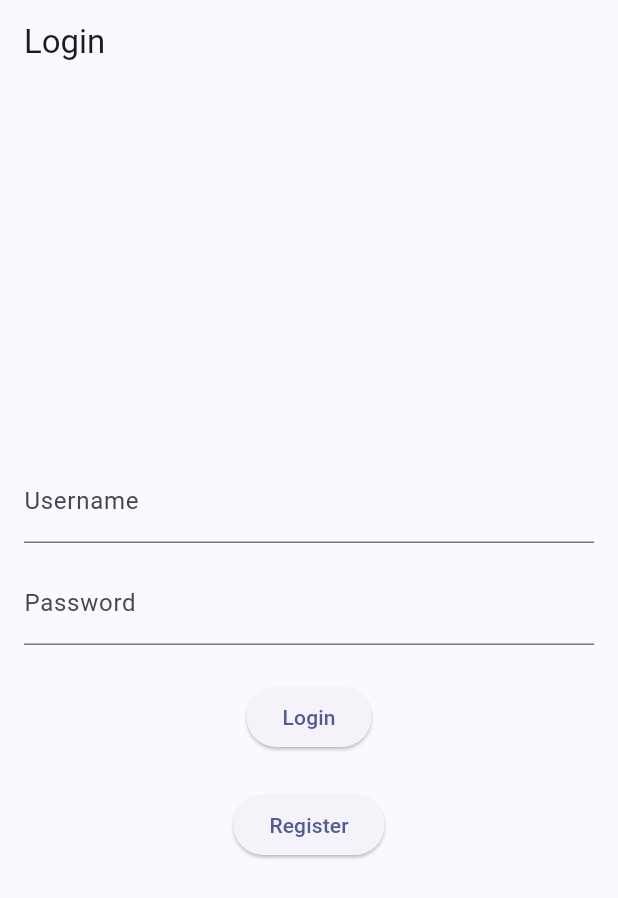
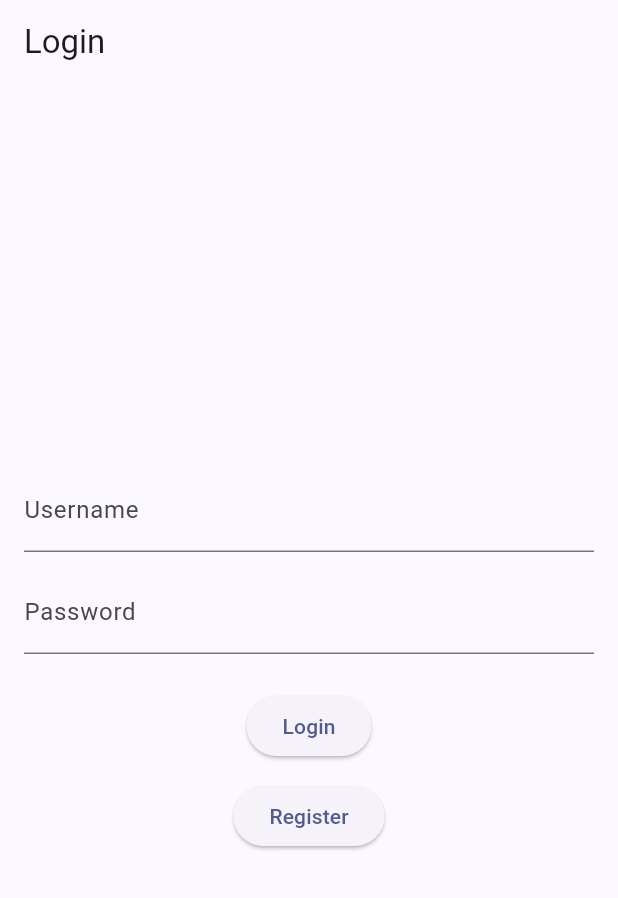
Before and after one commit to yhogaa/FragranceGate, a Flutter app: the screen it shows after launch, after a tap on "Login", on a phone screen of 412 x 824 dp. Shown: the top 898 px of the screen. Run offline on Flutter 3.47's test engine with Material 2 defaults, Android fonts, the phone set to English and light mode, and no system bars; missing offline and left inert: pbp_django_auth; accounts and stored records are empty; network calls fail.

Commit message:
BONUS 1 (maaf telat)

```diff
--- a/lib/main.dart
+++ b/lib/main.dart
@@ -1,6 +1,5 @@
 import 'package:flutter/material.dart';
 import 'package:inventory_flutter/screens/login.dart';
-import 'package:inventory_flutter/screens/menu.dart';
 import 'package:pbp_django_auth/pbp_django_auth.dart';
 import 'package:provider/provider.dart';
 
--- a/lib/screens/fragrancelist_form.dart
+++ b/lib/screens/fragrancelist_form.dart
@@ -1,5 +1,4 @@
 import 'dart:convert';
-
 import 'package:flutter/material.dart';
 import 'package:flutter/services.dart';
 import 'package:inventory_flutter/models/fragrance_models.dart';
@@ -169,7 +168,7 @@ class _FragranceFormPageState extends State<FragranceFormPage> {
                                   // Kirim ke Django dan tunggu respons
                                   // TODO: Ganti URL dan jangan lupa tambahkan trailing slash (/) di akhir URL!
                                   final response = await request.postJson(
-                                  "https://fadrian-yhoga-tugas.pbp.cs.ui.ac.id/create-flutter/",
+                                  "http://127.0.0.1:8000/create-flutter/",
                                   jsonEncode(<String, String>{
                                       'name': _name,
                                       'amount': _amount.toString(),
--- a/lib/screens/login.dart
+++ b/lib/screens/login.dart
@@ -1,6 +1,6 @@
 import 'package:inventory_flutter/screens/menu.dart';
+import 'package:inventory_flutter/screens/register.dart';
 import 'package:flutter/material.dart';
-import 'package:inventory_flutter/screens/register.dart';
 import 'package:pbp_django_auth/pbp_django_auth.dart';
 import 'package:provider/provider.dart';
 
@@ -28,6 +28,15 @@ class LoginPage extends StatefulWidget {
 
     @override
     _LoginPageState createState() => _LoginPageState();
+}
+
+User? loggedInUser;
+
+class User {
+  final String username;
+  final int id;
+
+  User(this.username, this.id);
 }
 
 class _LoginPageState extends State<LoginPage> {
@@ -66,14 +75,18 @@ class _LoginPageState extends State<LoginPage> {
                                 String username = _usernameController.text;
                                 String password = _passwordController.text;
 
-                                final response = await request.login("http://127.0.0.1:8000/auth/login/", {
+                                final response = await request.login(
+                                  "http://127.0.0.1:8000/auth/login/"
+                                  , {
                                 'username': username,
                                 'password': password,
                                 });
 
                                 if (request.loggedIn) {
                                     String message = response['message'];
+                                    int id = response['id'];
                                     String uname = response['username'];
+                                    loggedInUser = User(uname, id);
                                     Navigator.pushReplacement(
                                         context,
                                         MaterialPageRoute(builder: (context) => MyHomePage()),
@@ -103,10 +116,10 @@ class _LoginPageState extends State<LoginPage> {
                             },
                             child: const Text('Login'),
                         ),
-                        const SizedBox(height: 24.0),
+                        const SizedBox(height: 12.0),
                         ElevatedButton(
-                            onPressed: () async {
-                                Navigator.pushReplacement(
+                          onPressed: () {
+                            Navigator.push(
                               context,
                               MaterialPageRoute(builder: (context) => const RegisterPage()),
                             );
```
Also changed, not shown: lib/screens/fragrancelist_page.dart (+30 -13 lines), 2 other files. Lines whose indentation alone changed are shown as unchanged.
